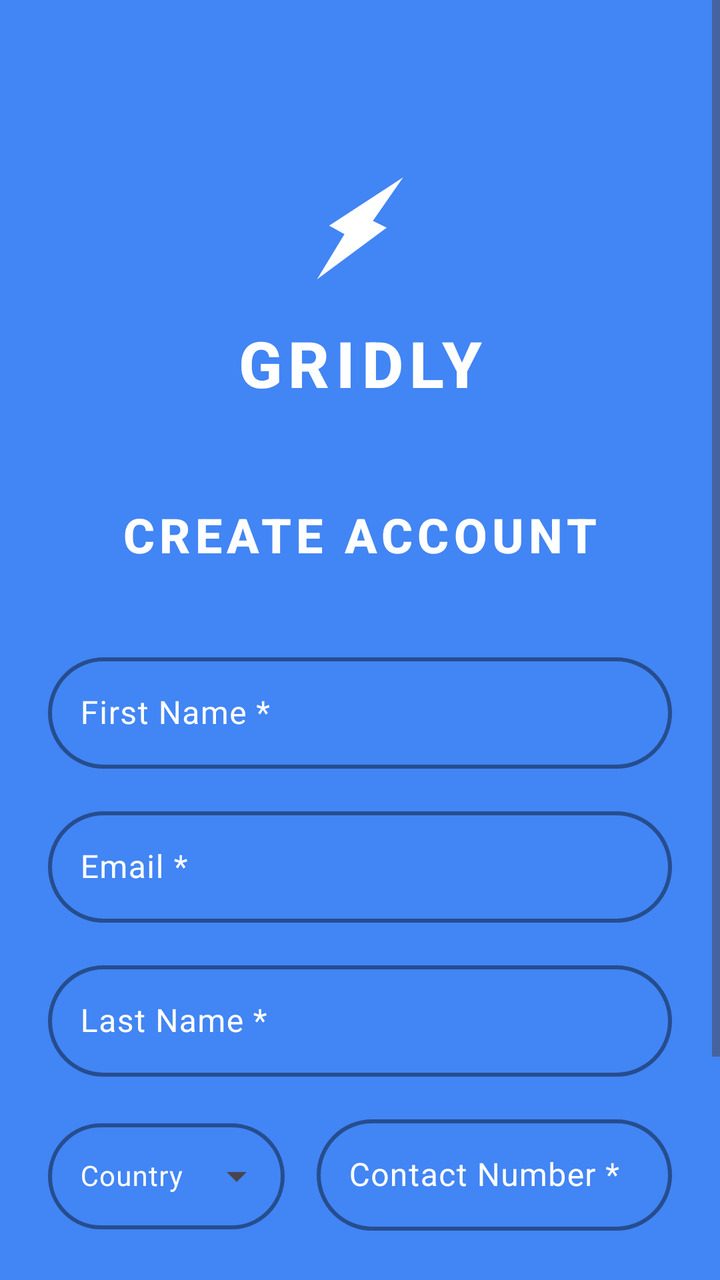
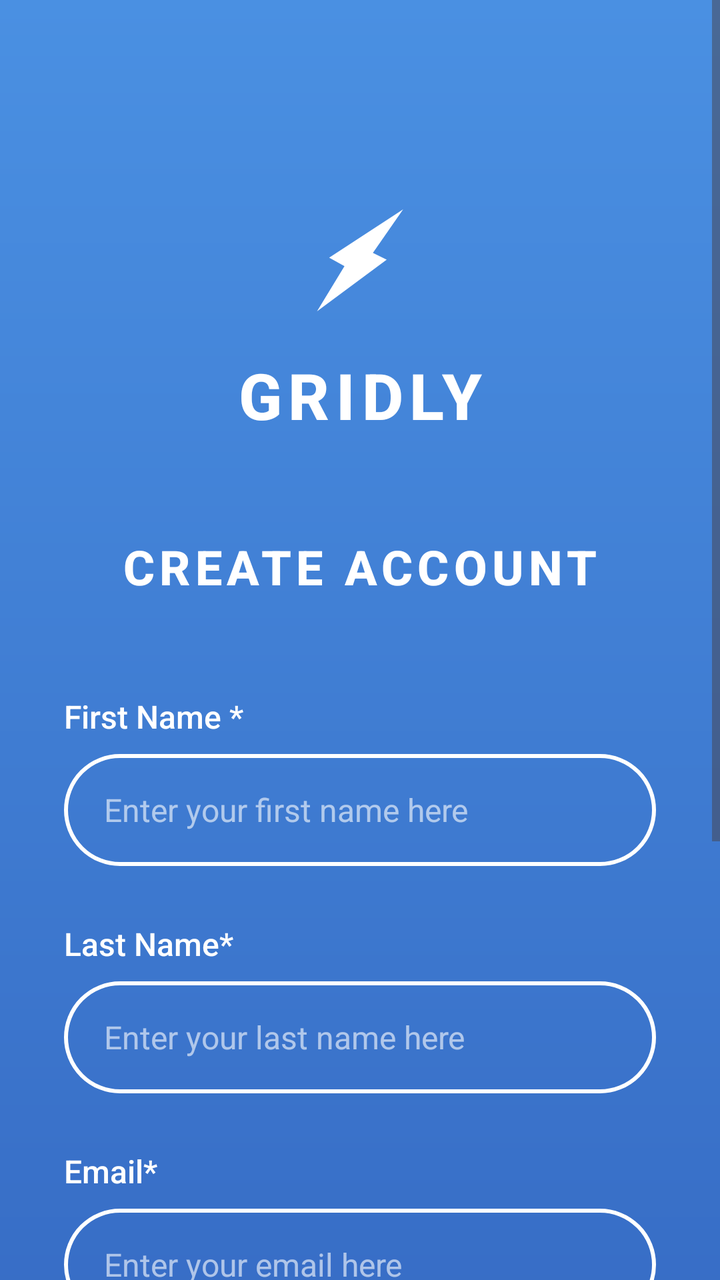

Compare the two renders of this Android layout. The source of the first and the diff that turns it into the second are given below.
<!-- AndroidManifest.xml: application theme Theme.Gridly -->
<!-- res/layout/activity_register.xml -->
<?xml version="1.0" encoding="utf-8"?>
<ScrollView xmlns:android="http://schemas.android.com/apk/res/android"
    xmlns:app="http://schemas.android.com/apk/res-auto"
    xmlns:tools="http://schemas.android.com/tools"
    android:layout_width="match_parent"
    android:layout_height="match_parent"
    android:fillViewport="true">

    <androidx.constraintlayout.widget.ConstraintLayout
        android:id="@+id/register_main"
        android:layout_width="match_parent"
        android:layout_height="wrap_content"
        android:background="@color/splash_background"
        android:padding="24dp"
        tools:context=".RegisterActivity">

        
        <ImageView
            android:id="@+id/register_logo"
            android:layout_width="60dp"
            android:layout_height="60dp"
            android:layout_marginTop="60dp"
            android:src="@drawable/ic_lightning_logo"
            android:contentDescription="Gridly Logo"
            app:layout_constraintEnd_toEndOf="parent"
            app:layout_constraintStart_toStartOf="parent"
            app:layout_constraintTop_toTopOf="parent" />

        
        <TextView
            android:id="@+id/register_app_name"
            android:layout_width="wrap_content"
            android:layout_height="wrap_content"
            android:layout_marginTop="16dp"
            android:text="GRIDLY"
            android:textColor="@android:color/white"
            android:textSize="32sp"
            android:textStyle="bold"
            android:fontFamily="sans-serif-medium"
            android:letterSpacing="0.1"
            app:layout_constraintEnd_toEndOf="parent"
            app:layout_constraintStart_toStartOf="parent"
            app:layout_constraintTop_toBottomOf="@id/register_logo" />

        
        <TextView
            android:id="@+id/create_account_title"
            android:layout_width="wrap_content"
            android:layout_height="wrap_content"
            android:layout_marginTop="48dp"
            android:text="CREATE ACCOUNT"
            android:textColor="@android:color/white"
            android:textSize="24sp"
            android:textStyle="bold"
            android:fontFamily="sans-serif-medium"
            android:letterSpacing="0.1"
            app:layout_constraintEnd_toEndOf="parent"
            app:layout_constraintStart_toStartOf="parent"
            app:layout_constraintTop_toBottomOf="@id/register_app_name" />

        
        <com.google.android.material.textfield.TextInputLayout
            android:id="@+id/first_name_layout"
            style="@style/Widget.Material3.TextInputLayout.OutlinedBox"
            android:layout_width="0dp"
            android:layout_height="wrap_content"
            android:layout_marginTop="40dp"
            android:hint="First Name *"
            android:textColorHint="@android:color/white"
            app:boxBackgroundColor="@android:color/transparent"
            app:boxStrokeColor="@android:color/white"
            app:boxStrokeWidth="2dp"
            app:boxCornerRadiusTopStart="28dp"
            app:boxCornerRadiusTopEnd="28dp"
            app:boxCornerRadiusBottomStart="28dp"
            app:boxCornerRadiusBottomEnd="28dp"
            app:hintTextColor="@android:color/white"
            app:layout_constraintEnd_toEndOf="parent"
            app:layout_constraintStart_toStartOf="parent"
            app:layout_constraintTop_toBottomOf="@id/create_account_title">

            <com.google.android.material.textfield.TextInputEditText
                android:id="@+id/first_name_input"
                android:layout_width="match_parent"
                android:layout_height="wrap_content"
                android:inputType="textPersonName"
                android:textColor="@android:color/white"
                android:textColorHint="@color/white_alpha_60" />

        </com.google.android.material.textfield.TextInputLayout>

        
        <com.google.android.material.textfield.TextInputLayout
            android:id="@+id/email_layout"
            style="@style/Widget.Material3.TextInputLayout.OutlinedBox"
            android:layout_width="0dp"
            android:layout_height="wrap_content"
            android:layout_marginTop="16dp"
            android:hint="Email *"
            android:textColorHint="@android:color/white"
            app:boxBackgroundColor="@android:color/transparent"
            app:boxStrokeColor="@android:color/white"
            app:boxStrokeWidth="2dp"
            app:boxCornerRadiusTopStart="28dp"
            app:boxCornerRadiusTopEnd="28dp"
            app:boxCornerRadiusBottomStart="28dp"
            app:boxCornerRadiusBottomEnd="28dp"
            app:hintTextColor="@android:color/white"
            app:layout_constraintEnd_toEndOf="parent"
            app:layout_constraintStart_toStartOf="parent"
            app:layout_constraintTop_toBottomOf="@id/first_name_layout">

            <com.google.android.material.textfield.TextInputEditText
                android:id="@+id/email_input"
                android:layout_width="match_parent"
                android:layout_height="wrap_content"
                android:inputType="textEmailAddress"
                android:textColor="@android:color/white"
                android:textColorHint="@color/white_alpha_60" />

        </com.google.android.material.textfield.TextInputLayout>

        
        <com.google.android.material.textfield.TextInputLayout
            android:id="@+id/last_name_layout"
            style="@style/Widget.Material3.TextInputLayout.OutlinedBox"
            android:layout_width="0dp"
            android:layout_height="wrap_content"
            android:layout_marginTop="16dp"
            android:hint="Last Name *"
            android:textColorHint="@android:color/white"
            app:boxBackgroundColor="@android:color/transparent"
            app:boxStrokeColor="@android:color/white"
            app:boxStrokeWidth="2dp"
            app:boxCornerRadiusTopStart="28dp"
            app:boxCornerRadiusTopEnd="28dp"
            app:boxCornerRadiusBottomStart="28dp"
            app:boxCornerRadiusBottomEnd="28dp"
            app:hintTextColor="@android:color/white"
            app:layout_constraintEnd_toEndOf="parent"
            app:layout_constraintStart_toStartOf="parent"
            app:layout_constraintTop_toBottomOf="@id/email_layout">

            <com.google.android.material.textfield.TextInputEditText
                android:id="@+id/last_name_input"
                android:layout_width="match_parent"
                android:layout_height="wrap_content"
                android:inputType="textPersonName"
                android:textColor="@android:color/white"
                android:textColorHint="@color/white_alpha_60" />

        </com.google.android.material.textfield.TextInputLayout>

        
        <LinearLayout
            android:id="@+id/contact_row"
            android:layout_width="0dp"
            android:layout_height="wrap_content"
            android:layout_marginTop="16dp"
            android:orientation="horizontal"
            app:layout_constraintEnd_toEndOf="parent"
            app:layout_constraintStart_toStartOf="parent"
            app:layout_constraintTop_toBottomOf="@id/last_name_layout">

            
            <com.google.android.material.textfield.TextInputLayout
                android:id="@+id/country_layout"
                style="@style/Widget.Material3.TextInputLayout.OutlinedBox.ExposedDropdownMenu"
                android:layout_width="0dp"
                android:layout_height="wrap_content"
                android:layout_weight="0.4"
                android:layout_marginEnd="8dp"
                android:hint="Country"
                android:textColorHint="@android:color/white"
                app:boxBackgroundColor="@android:color/transparent"
                app:boxStrokeColor="@android:color/white"
                app:boxStrokeWidth="2dp"
                app:boxCornerRadiusTopStart="28dp"
                app:boxCornerRadiusTopEnd="28dp"
                app:boxCornerRadiusBottomStart="28dp"
                app:boxCornerRadiusBottomEnd="28dp"
                app:hintTextColor="@android:color/white">

                <AutoCompleteTextView
                    android:id="@+id/country_dropdown"
                    android:layout_width="match_parent"
                    android:layout_height="wrap_content"
                    android:inputType="none"
                    android:textColor="@android:color/white"
                    android:textSize="14sp" />

            </com.google.android.material.textfield.TextInputLayout>

            
            <com.google.android.material.textfield.TextInputLayout
                android:id="@+id/contact_number_layout"
                style="@style/Widget.Material3.TextInputLayout.OutlinedBox"
                android:layout_width="0dp"
                android:layout_height="wrap_content"
                android:layout_weight="0.6"
                android:layout_marginStart="8dp"
                android:hint="Contact Number *"
                android:textColorHint="@android:color/white"
                app:boxBackgroundColor="@android:color/transparent"
                app:boxStrokeColor="@android:color/white"
                app:boxStrokeWidth="2dp"
                app:boxCornerRadiusTopStart="28dp"
                app:boxCornerRadiusTopEnd="28dp"
                app:boxCornerRadiusBottomStart="28dp"
                app:boxCornerRadiusBottomEnd="28dp"
                app:hintTextColor="@android:color/white">

                <com.google.android.material.textfield.TextInputEditText
                    android:id="@+id/contact_number_input"
                    android:layout_width="match_parent"
                    android:layout_height="wrap_content"
                    android:inputType="phone"
                    android:textColor="@android:color/white"
                    android:textColorHint="@color/white_alpha_60" />

            </com.google.android.material.textfield.TextInputLayout>

        </LinearLayout>

        
        <com.google.android.material.button.MaterialButton
            android:id="@+id/register_submit_button"
            android:layout_width="0dp"
            android:layout_height="56dp"
            android:layout_marginTop="48dp"
            android:layout_marginBottom="32dp"
            android:text="REGISTER"
            android:textColor="@color/splash_background"
            android:textSize="16sp"
            android:textStyle="bold"
            android:backgroundTint="@android:color/white"
            android:letterSpacing="0.1"
            app:cornerRadius="28dp"
            app:strokeWidth="0dp"
            app:layout_constraintBottom_toBottomOf="parent"
            app:layout_constraintEnd_toEndOf="parent"
            app:layout_constraintStart_toStartOf="parent"
            app:layout_constraintTop_toBottomOf="@id/contact_row" />

    </androidx.constraintlayout.widget.ConstraintLayout>

</ScrollView>
<!-- resources referenced by this layout -->
<resources>
  <color name="splash_background">#4285F4</color>
  <color name="white_alpha_60">#99FFFFFF</color>
  <!-- drawable ic_lightning_logo (drawable) -->
  <vector xmlns:android="http://schemas.android.com/apk/res/android"
      android:width="108dp"
      android:height="108dp"
      android:viewportWidth="181"
      android:viewportHeight="248">
      <path
          android:fillColor="#FFFFFF"
          android:pathData="M155.592,19.3251L87.991,152.761L43.9831,119.289L155.592,19.3251Z" />
      <path
          android:fillColor="#FFFFFF"
          android:pathData="M25.6681,229.974L86.3344,93.4389L130.793,123.482L25.6681,229.974Z" />
  </vector>
  <style name="Theme.Gridly" parent="Base.Theme.Gridly" />
  <style name="Base.Theme.Gridly" parent="Theme.Material3.DayNight.NoActionBar">
          
          
      </style>
</resources>

<!-- the commit's change to res/layout/activity_register.xml (unified diff, before → after) -->
@@ -10,8 +10,11 @@
         android:id="@+id/register_main"
         android:layout_width="match_parent"
         android:layout_height="wrap_content"
-        android:background="@color/splash_background"
-        android:padding="24dp"
+        android:background="@drawable/gradient_blue_background"
+        android:paddingStart="32dp"
+        android:paddingEnd="32dp"
+        android:paddingTop="40dp"
+        android:paddingBottom="40dp"
         tools:context=".RegisterActivity">
 
         
@@ -59,178 +62,142 @@
             app:layout_constraintTop_toBottomOf="@id/register_app_name" />
 
         
-        <com.google.android.material.textfield.TextInputLayout
-            android:id="@+id/first_name_layout"
-            style="@style/Widget.Material3.TextInputLayout.OutlinedBox"
-            android:layout_width="0dp"
-            android:layout_height="wrap_content"
-            android:layout_marginTop="40dp"
-            android:hint="First Name *"
-            android:textColorHint="@android:color/white"
-            app:boxBackgroundColor="@android:color/transparent"
-            app:boxStrokeColor="@android:color/white"
-            app:boxStrokeWidth="2dp"
-            app:boxCornerRadiusTopStart="28dp"
-            app:boxCornerRadiusTopEnd="28dp"
-            app:boxCornerRadiusBottomStart="28dp"
-            app:boxCornerRadiusBottomEnd="28dp"
-            app:hintTextColor="@android:color/white"
-            app:layout_constraintEnd_toEndOf="parent"
-            app:layout_constraintStart_toStartOf="parent"
-            app:layout_constraintTop_toBottomOf="@id/create_account_title">
-
-            <com.google.android.material.textfield.TextInputEditText
-                android:id="@+id/first_name_input"
-                android:layout_width="match_parent"
-                android:layout_height="wrap_content"
-                android:inputType="textPersonName"
-                android:textColor="@android:color/white"
-                android:textColorHint="@color/white_alpha_60" />
-
-        </com.google.android.material.textfield.TextInputLayout>
-
-        
-        <com.google.android.material.textfield.TextInputLayout
-            android:id="@+id/email_layout"
-            style="@style/Widget.Material3.TextInputLayout.OutlinedBox"
-            android:layout_width="0dp"
-            android:layout_height="wrap_content"
-            android:layout_marginTop="16dp"
-            android:hint="Email *"
-            android:textColorHint="@android:color/white"
-            app:boxBackgroundColor="@android:color/transparent"
-            app:boxStrokeColor="@android:color/white"
-            app:boxStrokeWidth="2dp"
-            app:boxCornerRadiusTopStart="28dp"
-            app:boxCornerRadiusTopEnd="28dp"
-            app:boxCornerRadiusBottomStart="28dp"
-            app:boxCornerRadiusBottomEnd="28dp"
-            app:hintTextColor="@android:color/white"
-            app:layout_constraintEnd_toEndOf="parent"
-            app:layout_constraintStart_toStartOf="parent"
-            app:layout_constraintTop_toBottomOf="@id/first_name_layout">
-
-            <com.google.android.material.textfield.TextInputEditText
-                android:id="@+id/email_input"
-                android:layout_width="match_parent"
-                android:layout_height="wrap_content"
-                android:inputType="textEmailAddress"
-                android:textColor="@android:color/white"
-                android:textColorHint="@color/white_alpha_60" />
-
-        </com.google.android.material.textfield.TextInputLayout>
-
-        
-        <com.google.android.material.textfield.TextInputLayout
-            android:id="@+id/last_name_layout"
-            style="@style/Widget.Material3.TextInputLayout.OutlinedBox"
-            android:layout_width="0dp"
-            android:layout_height="wrap_content"
-            android:layout_marginTop="16dp"
-            android:hint="Last Name *"
-            android:textColorHint="@android:color/white"
-            app:boxBackgroundColor="@android:color/transparent"
-            app:boxStrokeColor="@android:color/white"
-            app:boxStrokeWidth="2dp"
-            app:boxCornerRadiusTopStart="28dp"
-            app:boxCornerRadiusTopEnd="28dp"
-            app:boxCornerRadiusBottomStart="28dp"
-            app:boxCornerRadiusBottomEnd="28dp"
-            app:hintTextColor="@android:color/white"
-            app:layout_constraintEnd_toEndOf="parent"
-            app:layout_constraintStart_toStartOf="parent"
-            app:layout_constraintTop_toBottomOf="@id/email_layout">
-
-            <com.google.android.material.textfield.TextInputEditText
-                android:id="@+id/last_name_input"
-                android:layout_width="match_parent"
-                android:layout_height="wrap_content"
-                android:inputType="textPersonName"
-                android:textColor="@android:color/white"
-                android:textColorHint="@color/white_alpha_60" />
-
-        </com.google.android.material.textfield.TextInputLayout>
-
-        
-        <LinearLayout
-            android:id="@+id/contact_row"
-            android:layout_width="0dp"
-            android:layout_height="wrap_content"
-            android:layout_marginTop="16dp"
-            android:orientation="horizontal"
-            app:layout_constraintEnd_toEndOf="parent"
-            app:layout_constraintStart_toStartOf="parent"
-            app:layout_constraintTop_toBottomOf="@id/last_name_layout">
-
-            
-            <com.google.android.material.textfield.TextInputLayout
-                android:id="@+id/country_layout"
-                style="@style/Widget.Material3.TextInputLayout.OutlinedBox.ExposedDropdownMenu"
-                android:layout_width="0dp"
-                android:layout_height="wrap_content"
-                android:layout_weight="0.4"
-                android:layout_marginEnd="8dp"
-                android:hint="Country"
-                android:textColorHint="@android:color/white"
-                app:boxBackgroundColor="@android:color/transparent"
-                app:boxStrokeColor="@android:color/white"
-                app:boxStrokeWidth="2dp"
-                app:boxCornerRadiusTopStart="28dp"
-                app:boxCornerRadiusTopEnd="28dp"
-                app:boxCornerRadiusBottomStart="28dp"
-                app:boxCornerRadiusBottomEnd="28dp"
-                app:hintTextColor="@android:color/white">
-
-                <AutoCompleteTextView
-                    android:id="@+id/country_dropdown"
-                    android:layout_width="match_parent"
-                    android:layout_height="wrap_content"
-                    android:inputType="none"
-                    android:textColor="@android:color/white"
-                    android:textSize="14sp" />
-
-            </com.google.android.material.textfield.TextInputLayout>
-
-            
-            <com.google.android.material.textfield.TextInputLayout
-                android:id="@+id/contact_number_layout"
-                style="@style/Widget.Material3.TextInputLayout.OutlinedBox"
-                android:layout_width="0dp"
-                android:layout_height="wrap_content"
-                android:layout_weight="0.6"
-                android:layout_marginStart="8dp"
-                android:hint="Contact Number *"
-                android:textColorHint="@android:color/white"
-                app:boxBackgroundColor="@android:color/transparent"
-                app:boxStrokeColor="@android:color/white"
-                app:boxStrokeWidth="2dp"
-                app:boxCornerRadiusTopStart="28dp"
-                app:boxCornerRadiusTopEnd="28dp"
-                app:boxCornerRadiusBottomStart="28dp"
-                app:boxCornerRadiusBottomEnd="28dp"
-                app:hintTextColor="@android:color/white">
-
-                <com.google.android.material.textfield.TextInputEditText
-                    android:id="@+id/contact_number_input"
-                    android:layout_width="match_parent"
-                    android:layout_height="wrap_content"
-                    android:inputType="phone"
-                    android:textColor="@android:color/white"
-                    android:textColorHint="@color/white_alpha_60" />
-
-            </com.google.android.material.textfield.TextInputLayout>
-
-        </LinearLayout>
+        <TextView
+            android:id="@+id/first_name_label"
+            android:layout_width="wrap_content"
+            android:layout_height="wrap_content"
+            android:layout_marginTop="48dp"
+            android:text="First Name *"
+            android:textColor="@android:color/white"
+            android:textSize="16sp"
+            android:fontFamily="sans-serif-medium"
+            app:layout_constraintStart_toStartOf="parent"
+            app:layout_constraintTop_toBottomOf="@id/create_account_title" />
+
+        <EditText
+            android:id="@+id/first_name_input"
+            android:layout_width="0dp"
+            android:layout_height="56dp"
+            android:layout_marginTop="8dp"
+            android:hint="Enter your first name here"
+            android:inputType="textPersonName"
+            android:textColor="@android:color/white"
+            android:textColorHint="@color/white_alpha_60"
+            android:background="@drawable/rounded_input_background"
+            android:paddingStart="20dp"
+            android:paddingEnd="20dp"
+            android:paddingTop="16dp"
+            android:paddingBottom="16dp"
+            android:textSize="16sp"
+            app:layout_constraintEnd_toEndOf="parent"
+            app:layout_constraintStart_toStartOf="parent"
+            app:layout_constraintTop_toBottomOf="@id/first_name_label" />
+
+        
+        <TextView
+            android:id="@+id/last_name_label"
+            android:layout_width="wrap_content"
+            android:layout_height="wrap_content"
+            android:layout_marginTop="28dp"
+            android:text="Last Name*"
+            android:textColor="@android:color/white"
+            android:textSize="16sp"
+            android:fontFamily="sans-serif-medium"
+            app:layout_constraintStart_toStartOf="parent"
+            app:layout_constraintTop_toBottomOf="@id/first_name_input" />
+
+        <EditText
+            android:id="@+id/last_name_input"
+            android:layout_width="0dp"
+            android:layout_height="56dp"
+            android:layout_marginTop="8dp"
+            android:hint="Enter your last name here"
+            android:inputType="textPersonName"
+            android:textColor="@android:color/white"
+            android:textColorHint="@color/white_alpha_60"
+            android:background="@drawable/rounded_input_background"
+            android:paddingStart="20dp"
+            android:paddingEnd="20dp"
+            android:paddingTop="16dp"
+            android:paddingBottom="16dp"
+            android:textSize="16sp"
+            app:layout_constraintEnd_toEndOf="parent"
+            app:layout_constraintStart_toStartOf="parent"
+            app:layout_constraintTop_toBottomOf="@id/last_name_label" />
+
+        
+        <TextView
+            android:id="@+id/email_label"
+            android:layout_width="wrap_content"
+            android:layout_height="wrap_content"
+            android:layout_marginTop="28dp"
+            android:text="Email*"
+            android:textColor="@android:color/white"
+            android:textSize="16sp"
+            android:fontFamily="sans-serif-medium"
+            app:layout_constraintStart_toStartOf="parent"
+            app:layout_constraintTop_toBottomOf="@id/last_name_input" />
+
+        <EditText
+            android:id="@+id/email_input"
+            android:layout_width="0dp"
+            android:layout_height="56dp"
+            android:layout_marginTop="8dp"
+            android:hint="Enter your email here"
+            android:inputType="textEmailAddress"
+            android:textColor="@android:color/white"
+            android:textColorHint="@color/white_alpha_60"
+            android:background="@drawable/rounded_input_background"
+            android:paddingStart="20dp"
+            android:paddingEnd="20dp"
+            android:paddingTop="16dp"
+            android:paddingBottom="16dp"
+            android:textSize="16sp"
+            app:layout_constraintEnd_toEndOf="parent"
+            app:layout_constraintStart_toStartOf="parent"
+            app:layout_constraintTop_toBottomOf="@id/email_label" />
+
+        
+        <TextView
+            android:id="@+id/contact_number_label"
+            android:layout_width="wrap_content"
+            android:layout_height="wrap_content"
+            android:layout_marginTop="28dp"
+            android:text="Contact Number*"
+            android:textColor="@android:color/white"
+            android:textSize="16sp"
+            android:fontFamily="sans-serif-medium"
+            app:layout_constraintStart_toStartOf="parent"
+            app:layout_constraintTop_toBottomOf="@id/email_input" />
+
+        <EditText
+            android:id="@+id/contact_number_input"
+            android:layout_width="0dp"
+            android:layout_height="56dp"
+            android:layout_marginTop="8dp"
+            android:hint="XX-XXX-XXXX"
+            android:inputType="phone"
+            android:textColor="@android:color/white"
+            android:textColorHint="@color/white_alpha_60"
+            android:background="@drawable/rounded_input_background"
+            android:paddingStart="20dp"
+            android:paddingEnd="20dp"
+            android:paddingTop="16dp"
+            android:paddingBottom="16dp"
+            android:textSize="16sp"
+            app:layout_constraintEnd_toEndOf="parent"
+            app:layout_constraintStart_toStartOf="parent"
+            app:layout_constraintTop_toBottomOf="@id/contact_number_label" />
 
         
         <com.google.android.material.button.MaterialButton
             android:id="@+id/register_submit_button"
             android:layout_width="0dp"
             android:layout_height="56dp"
-            android:layout_marginTop="48dp"
-            android:layout_marginBottom="32dp"
+            android:layout_marginTop="56dp"
+            android:layout_marginBottom="48dp"
             android:text="REGISTER"
-            android:textColor="@color/splash_background"
+            android:textColor="@color/primary_blue"
             android:textSize="16sp"
             android:textStyle="bold"
             android:backgroundTint="@android:color/white"
@@ -240,7 +207,7 @@
             app:layout_constraintBottom_toBottomOf="parent"
             app:layout_constraintEnd_toEndOf="parent"
             app:layout_constraintStart_toStartOf="parent"
-            app:layout_constraintTop_toBottomOf="@id/contact_row" />
+            app:layout_constraintTop_toBottomOf="@id/contact_number_input" />
 
     </androidx.constraintlayout.widget.ConstraintLayout>
 
<!-- resource entries referenced after the edit -->
@@ -1,7 +1,17 @@
 <!-- resources referenced by this layout -->
 <resources>
-  <color name="splash_background">#4285F4</color>
+  <color name="primary_blue">#4285F4</color>
   <color name="white_alpha_60">#99FFFFFF</color>
+  <!-- drawable gradient_blue_background (drawable) -->
+  <?xml version="1.0" encoding="utf-8"?>
+  <shape xmlns:android="http://schemas.android.com/apk/res/android"
+      android:shape="rectangle">
+      <gradient
+          android:type="linear"
+          android:angle="270"
+          android:startColor="#4A90E2"
+          android:endColor="#2E5CB8" />
+  </shape>
   <!-- drawable ic_lightning_logo (drawable) -->
   <vector xmlns:android="http://schemas.android.com/apk/res/android"
       android:width="108dp"
@@ -15,6 +25,23 @@
           android:fillColor="#FFFFFF"
           android:pathData="M25.6681,229.974L86.3344,93.4389L130.793,123.482L25.6681,229.974Z" />
   </vector>
+  <!-- drawable rounded_input_background (drawable) -->
+  <?xml version="1.0" encoding="utf-8"?>
+  <shape xmlns:android="http://schemas.android.com/apk/res/android"
+      android:shape="rectangle">
+      
+      
+      <solid android:color="@android:color/transparent" />
+      
+      
+      <stroke 
+          android:width="2dp"
+          android:color="@android:color/white" />
+      
+      
+      <corners android:radius="28dp" />
+      
+  </shape>
   <style name="Theme.Gridly" parent="Base.Theme.Gridly" />
   <style name="Base.Theme.Gridly" parent="Theme.Material3.DayNight.NoActionBar">
           
